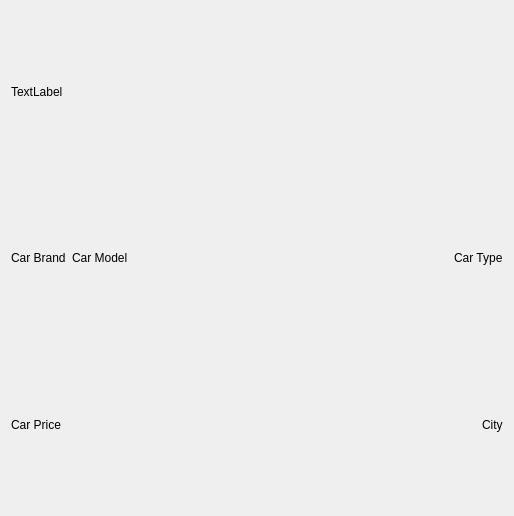
Old version of the form carcardwidget.ui in the repository danieldir/carSellGui.
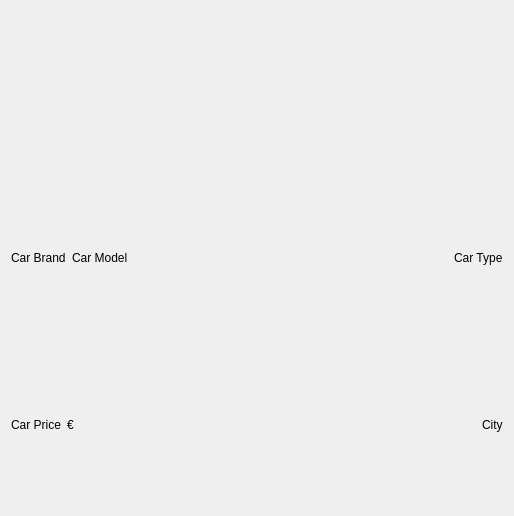
New version of the form.

Diff of the .ui file:
```diff
--- a/carcardwidget.ui
+++ b/carcardwidget.ui
@@ -23,7 +23,7 @@
    <item row="0" column="0">
     <widget class="QLabel" name="carImagePixmap">
      <property name="text">
-      <string>TextLabel</string>
+      <string/>
      </property>
     </widget>
    </item>
@@ -48,6 +48,13 @@
        </property>
       </widget>
      </item>
+     <item>
+      <widget class="QLabel" name="currencyLabel">
+       <property name="text">
+        <string>€</string>
+       </property>
+      </widget>
+     </item>
      <item>
       <spacer name="horizontalSpacer">
        <property name="orientation">
```
